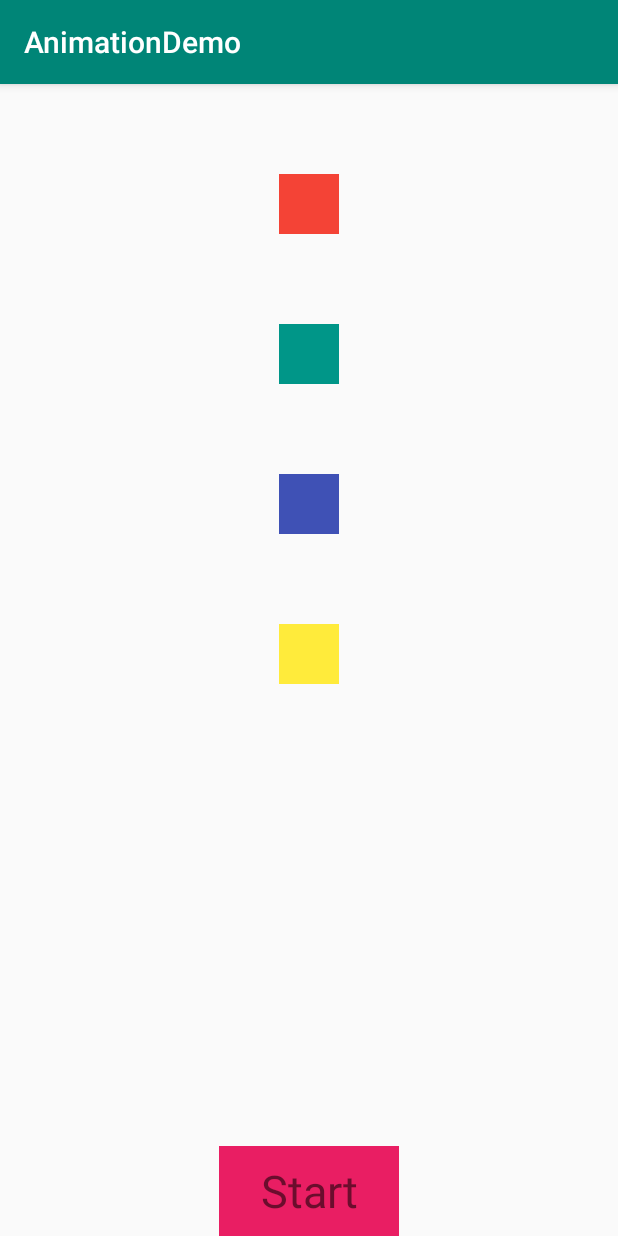
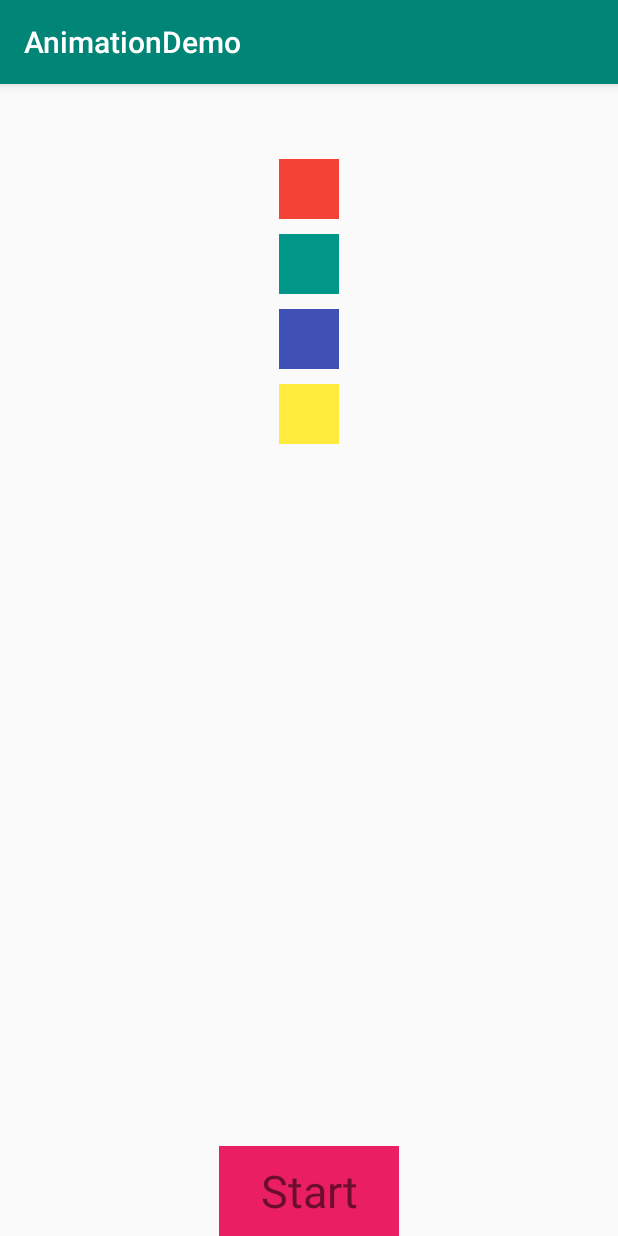
Before and after one commit to MeNiks/Animation, an Android app: the screen it shows after launch (MainActivity), after a tap on "Start", on a phone screen of 412 x 824 dp. Run offline under Robolectric (Android 15) with nearby library versions, the phone set to English and light mode, and no system bars; our stand-ins replace RxJava, paging; libraries missing offline, so code that uses them is left out: androidx.paging.

Commit message:
animation completed with gone last view

```diff
--- a/app/src/main/java/com/niks/animationdemo/MainActivity.kt
+++ b/app/src/main/java/com/niks/animationdemo/MainActivity.kt
@@ -4,16 +4,20 @@ import android.animation.ObjectAnimator
 import android.os.Bundle
 import android.os.Handler
 import android.os.Looper
-import android.util.DisplayMetrics
 import android.util.Log
 import android.view.View
 import android.view.animation.AccelerateDecelerateInterpolator
 import androidx.appcompat.app.AppCompatActivity
 import kotlinx.android.synthetic.main.activity_main.*
+import androidx.core.animation.doOnEnd
+import androidx.core.animation.doOnStart
+import app.niks.base.extension.convertDpToPixel
+
 
 class MainActivity : AppCompatActivity() {
-
-    var clickedCount = 1
+    //First position is 0
+    var gotoPosition = 0
+    val NUMBER_OF_VIEWS = 5
 
     override fun onCreate(savedInstanceState: Bundle?) {
         super.onCreate(savedInstanceState)
@@ -22,58 +26,81 @@ class MainActivity : AppCompatActivity() {
         printViews()
 
         startAnimation.setOnClickListener {
-            //printCoordinates(fir)
-            // when (clickedCount) {
-            //     0 -> {
-            //
-            //     }
-            //
-            //     1 -> {
-            //
-            //     }
-            //     2 -> {
-            //
-            //     }
-            //
-            //     3 -> {
-            //
-            //     }
-            // }
 
-            startAnimation(firstView, getYDelta(clickedCount, 0, firstView))
-            startAnimation(secondView, (getYDelta(clickedCount + 1, 1, secondView)))
-            startAnimation(thirdView, (getYDelta(clickedCount + 2, 2, thirdView)))
-            startAnimation(fourthView, (getYDelta(clickedCount + 3, 3, fourthView)))
+            gotoPosition++
+            gotoPosition %= NUMBER_OF_VIEWS
 
-            clickedCount++
+            printCoordinates(firstView)
+            startAnimation(firstView, gotoPosition, 0)
 
-            printViews()
+            printCoordinates(secondView)
+            startAnimation(secondView, gotoPosition, 1)
+
+            printCoordinates(thirdView)
+            startAnimation(thirdView, gotoPosition, 2)
+
+            printCoordinates(fourthView)
+            startAnimation(fourthView, gotoPosition, 3)
+
+            printCoordinates(fifthView)
+            startAnimation(fifthView, gotoPosition, 4)
+
+            Log.d("yep", "=================================================================")
+
+            //printViews()
 
         }
     }
 
-    private fun getYDelta(clickedCount: Int, position: Int, view: View): Float {
-        return if (clickedCount % 4 == position) {
-            0F
-        } else {
-            view.y + dpToPx(60).toFloat()
-        }
+    private fun getYDelta(goToPosition: Int, position: Int): Float {
+        val currentViewNextPosition = goToPosition + position
+        //To move the view to 0th position
+        var modValue = currentViewNextPosition % NUMBER_OF_VIEWS
+        logInfo("Mod Value : $modValue")
+        //to get negative values for postion>0 and position values for position 0
+        modValue -= position
+        val deltaY = modValue * convertDpToPixel(50F)
+        logInfo("currentViewNextPosition : $currentViewNextPosition  Mod Value : $modValue DeltaY : $deltaY")
+        return deltaY
     }
 
-    fun dpToPx(dp: Int): Int {
-        val displayMetrics = resources.displayMetrics
-        return Math.round(dp * (displayMetrics.xdpi / DisplayMetrics.DENSITY_DEFAULT))
-    }
 
-    fun startAnimation(view: View, yTranslation: Float) {
+    private fun startAnimation(view: View, gotoPosition: Int, viewPosition: Int) {
+        var finalViewPosition = viewPosition + gotoPosition
+        finalViewPosition %= NUMBER_OF_VIEWS
+
+        if (finalViewPosition == 0) {
+            logInfo("viewPosition:$viewPosition is INVISIBLE")
+            view.visibility = View.INVISIBLE
+        } else {
+            logInfo("viewPosition:$viewPosition is VISIBLE")
+            view.visibility = View.VISIBLE
+        }
+//        val isViewAtEnd = isViewAtEnd(gotoPosition,viewPosition)
+        val yTranslation = getYDelta(gotoPosition, viewPosition)
         val objectAnimator = ObjectAnimator.ofFloat(view, "translationY", yTranslation)
         objectAnimator.interpolator = AccelerateDecelerateInterpolator()
         objectAnimator.duration = 1000
         objectAnimator.start()
+        objectAnimator.doOnStart {
+
+        }
+        objectAnimator.doOnEnd {
+
+        }
     }
+
+//    private fun isViewAtEnd(gotoPosition: Int, viewPosition: Int): Boolean {
+//        //Todo
+//    }
 
     private fun printCoordinates(view: View) {
         Log.d("yep", "X = ${view.x} Y = ${view.y}")
+    }
+
+    fun logInfo(msg: String) {
+        Log.d("yep", msg)
+
     }
 
     private fun printViews() {
@@ -82,7 +109,7 @@ class MainActivity : AppCompatActivity() {
             printCoordinates(secondView)
             printCoordinates(thirdView)
             printCoordinates(fourthView)
-            Log.d("yep", "=============")
+            Log.d("yep", "=================================================================")
         }, 2000)
     }
 
--- a/app/src/main/kotlin/app/niks/base/databinding/ViewBindingUtils.kt
+++ b/app/src/main/kotlin/app/niks/base/databinding/ViewBindingUtils.kt
@@ -10,7 +10,7 @@ class ViewBindingUtils {
         @JvmStatic
         @BindingAdapter("imageUrl", "cornerRadius")
         fun loadImage(imageView: ImageView, imageUrl: String, cornerRadius: Int) {
-            Creator.imageLoader.loadImage(imageView, imageUrl, cornerRadius)
+            Creator.imageLoader.loadImage(imageView, imageUrl, cornerRadius.toFloat())
         }
     }
 }
--- a/app/src/main/kotlin/app/niks/base/extension/KotlinExtension.kt
+++ b/app/src/main/kotlin/app/niks/base/extension/KotlinExtension.kt
@@ -17,6 +17,7 @@ import android.view.View
 import android.view.inputmethod.InputMethodManager
 import android.widget.EditText
 import android.widget.Toast
+import androidx.annotation.Dimension
 import androidx.fragment.app.Fragment
 import androidx.paging.PagedList
 import app.niks.base.recyclerview.datasourcefactory.ListPositionDataSource
@@ -182,12 +183,11 @@ fun Context.myToast(message: String) {
     Toast.makeText(this, message, Toast.LENGTH_SHORT).show()
 }
 
-fun Context.convertDpToPixel(dp: Int): Float {
-    val metrics = resources.displayMetrics
-    return (dp * (metrics.densityDpi.toFloat() / DisplayMetrics.DENSITY_DEFAULT))
+fun Context.convertDpToPixel(@Dimension(unit = Dimension.DP) dp: Float): Float {
+    return TypedValue.applyDimension(TypedValue.COMPLEX_UNIT_DIP, dp, resources.displayMetrics)
 }
 
-fun Context.convertPixelToDp(sp: Float): Float {
+fun Context.convertSpToPixel(@Dimension(unit = Dimension.SP) sp: Float): Float {
     return TypedValue.applyDimension(TypedValue.COMPLEX_UNIT_SP, sp, resources.displayMetrics)
 }
 
--- a/app/src/main/kotlin/app/niks/base/image/ImageLoader.kt
+++ b/app/src/main/kotlin/app/niks/base/image/ImageLoader.kt
@@ -18,7 +18,7 @@ open class ImageLoader {
             .into(imageView)
     }
 
-    fun loadImage(imageView: ImageView, url: String, cornerRadius: Int) {
+    fun loadImage(imageView: ImageView, url: String, cornerRadius: Float) {
         var finalUrl = url
         if (!url.contains("http", true)) {
             finalUrl = "https:$url"
--- a/app/src/main/res/layout/activity_main.xml
+++ b/app/src/main/res/layout/activity_main.xml
@@ -45,6 +45,17 @@
         app:layout_constraintStart_toStartOf="parent"
         app:layout_constraintTop_toBottomOf="@+id/thirdView" />
 
+
+    <View
+        android:id="@+id/fifthView"
+        android:layout_width="40dp"
+        android:layout_height="40dp"
+        android:layout_marginTop="10dp"
+        android:background="#673AB7"
+        app:layout_constraintEnd_toEndOf="parent"
+        app:layout_constraintStart_toStartOf="parent"
+        app:layout_constraintTop_toBottomOf="@+id/fourthView" />
+
     <androidx.appcompat.widget.AppCompatTextView
         android:id="@+id/startAnimation"
         android:layout_width="120dp"
```
